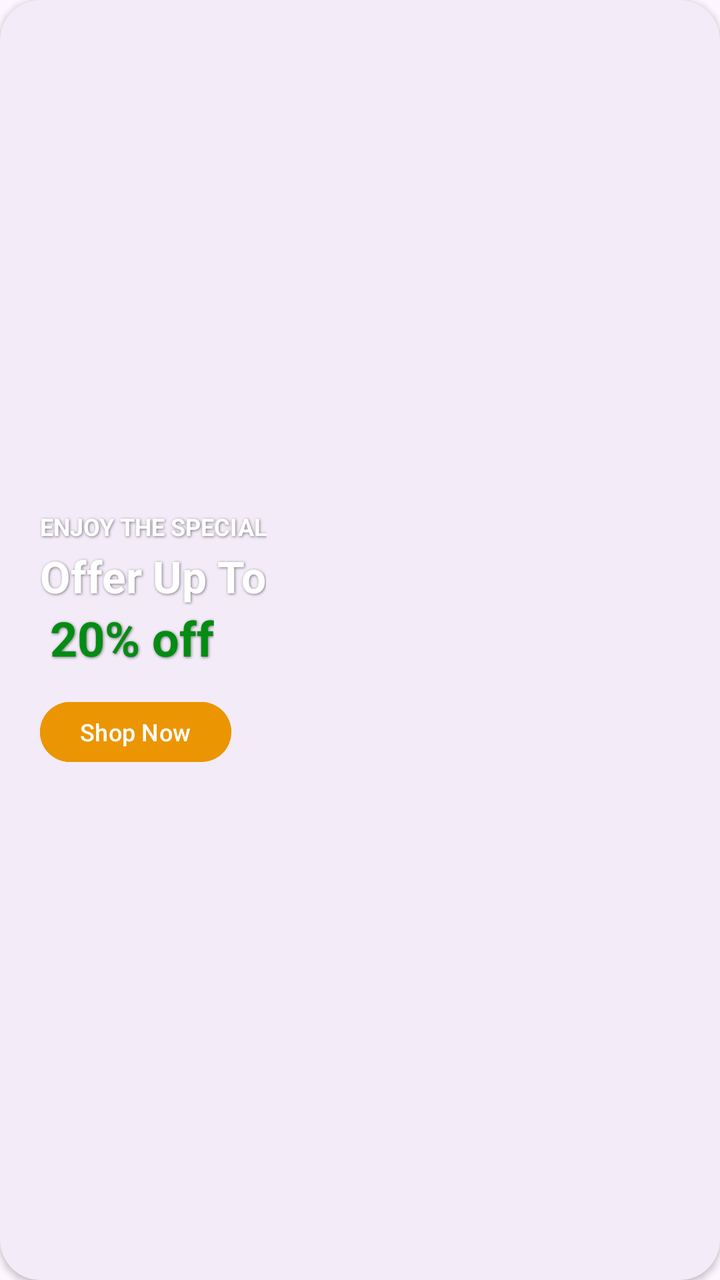
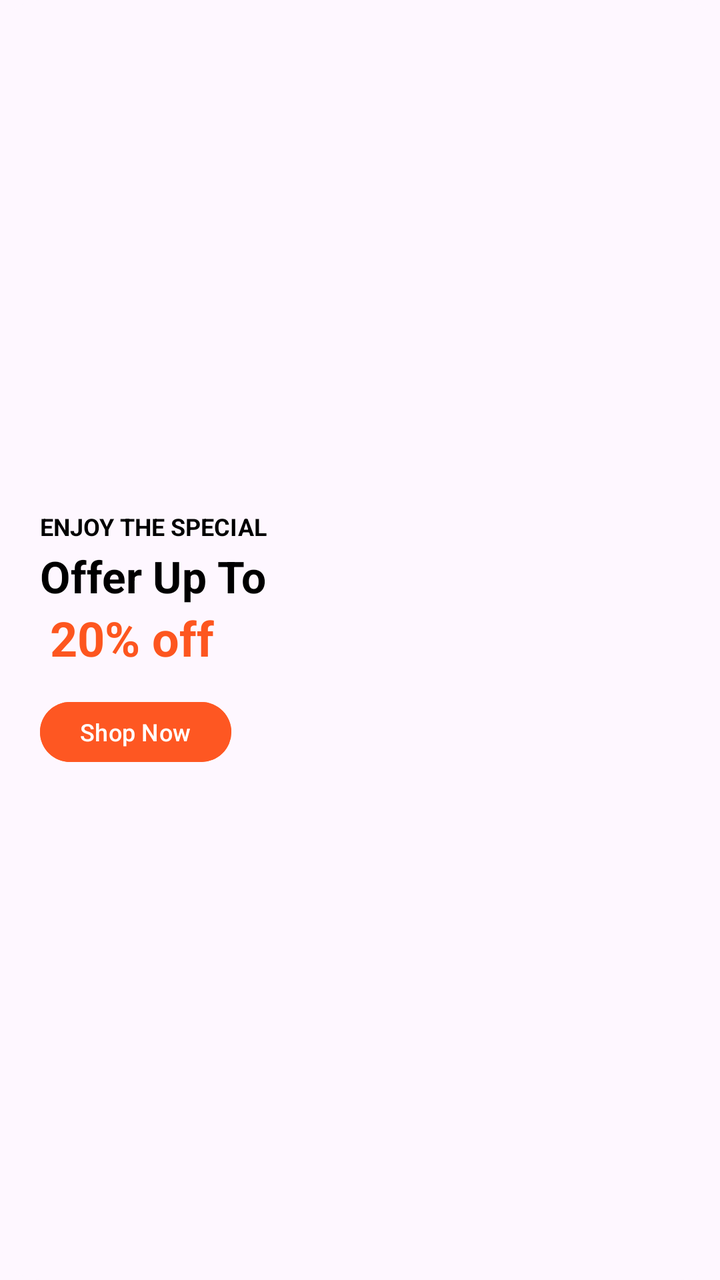

Screens rendered from an Android XML layout before and after an edit, with the pre-edit source and the edit as a unified diff.
<!-- AndroidManifest.xml: application theme Theme.DairyBook -->
<!-- res/layout/item_banner_card.xml -->
<?xml version="1.0" encoding="utf-8"?>
<com.google.android.material.card.MaterialCardView xmlns:android="http://schemas.android.com/apk/res/android"
    xmlns:app="http://schemas.android.com/apk/res-auto"
    android:layout_width="match_parent"
    android:layout_height="match_parent"
    android:layout_marginHorizontal="16dp"
    app:cardCornerRadius="20dp"
    app:cardElevation="2dp"
    app:strokeWidth="0dp">

    <RelativeLayout
        android:layout_width="match_parent"
        android:layout_height="match_parent">

        
        <ImageView
            android:id="@+id/ivBannerImage"
            android:layout_width="match_parent"
            android:layout_height="match_parent"
            android:scaleType="centerCrop" />

        
        <View
            android:layout_width="match_parent"
            android:layout_height="match_parent"
            android:background="#00000000" />

        
        <LinearLayout
            android:layout_width="wrap_content"
            android:layout_height="wrap_content"
            android:layout_alignParentStart="true"
            android:layout_centerVertical="true"
            android:layout_marginStart="20dp"
            android:orientation="vertical">

            <TextView
                android:id="@+id/tvBannerSubtext"
                android:layout_width="wrap_content"
                android:layout_height="wrap_content"
                android:shadowColor="#80000000"
                android:shadowDx="1"
                android:shadowDy="1"
                android:shadowRadius="3"
                android:text="ENJOY THE SPECIAL"
                android:textColor="#FFFFFF"
                android:textSize="12sp"
                android:textStyle="bold" />

            <TextView
                android:id="@+id/tvBannerTitle"
                android:layout_width="wrap_content"
                android:layout_height="wrap_content"
                android:layout_marginTop="2dp"
                android:shadowColor="#80000000"
                android:shadowDx="1"
                android:shadowDy="1"
                android:shadowRadius="3"
                android:text="Offer Up To"
                android:textColor="#FFFFFF"
                android:textSize="22sp"
                android:textStyle="bold" />

            <TextView
                android:id="@+id/tvBannerDiscount"
                android:layout_width="wrap_content"
                android:layout_height="wrap_content"
                android:layout_marginStart="5dp"
                android:shadowColor="#80000000"
                android:shadowDx="1"
                android:shadowDy="1"
                android:shadowRadius="3"
                android:text="20% off"
                android:textColor="#038c13"
                android:textSize="24sp"
                android:textStyle="bold" />

            <com.google.android.material.button.MaterialButton
                android:id="@+id/btnBannerShop"
                android:layout_width="wrap_content"
                android:layout_height="38dp"
                android:layout_marginTop="12dp"
                android:backgroundTint="#eb9502"
                android:paddingHorizontal="20dp"
                android:text="Shop Now"
                android:textAllCaps="false"
                android:textColor="#FFFFFF"
                android:textSize="12sp"
                app:cornerRadius="19dp" />
        </LinearLayout>

    </RelativeLayout>
</com.google.android.material.card.MaterialCardView>
<!-- resources referenced by this layout -->
<resources>
  <style name="Theme.DairyBook" parent="Base.Theme.DairyBook" />
  <style name="Base.Theme.DairyBook" parent="Theme.Material3.DayNight.NoActionBar">
          
          
      </style>
</resources>

<!-- the commit's change to res/layout/item_banner_card.xml (unified diff, before → after) -->
@@ -5,7 +5,7 @@
     android:layout_height="match_parent"
     android:layout_marginHorizontal="16dp"
     app:cardCornerRadius="20dp"
-    app:cardElevation="2dp"
+    app:cardElevation="0dp"
     app:strokeWidth="0dp">
 
     <RelativeLayout
@@ -38,12 +38,12 @@
                 android:id="@+id/tvBannerSubtext"
                 android:layout_width="wrap_content"
                 android:layout_height="wrap_content"
-                android:shadowColor="#80000000"
-                android:shadowDx="1"
-                android:shadowDy="1"
-                android:shadowRadius="3"
+                android:shadowColor="#00000000"
+                android:shadowDx="0"
+                android:shadowDy="0"
+                android:shadowRadius="0"
                 android:text="ENJOY THE SPECIAL"
-                android:textColor="#FFFFFF"
+                android:textColor="#000000"
                 android:textSize="12sp"
                 android:textStyle="bold" />
 
@@ -52,12 +52,12 @@
                 android:layout_width="wrap_content"
                 android:layout_height="wrap_content"
                 android:layout_marginTop="2dp"
-                android:shadowColor="#80000000"
-                android:shadowDx="1"
-                android:shadowDy="1"
-                android:shadowRadius="3"
+                android:shadowColor="#00000000"
+                android:shadowDx="0"
+                android:shadowDy="0"
+                android:shadowRadius="0"
                 android:text="Offer Up To"
-                android:textColor="#FFFFFF"
+                android:textColor="#000000"
                 android:textSize="22sp"
                 android:textStyle="bold" />
 
@@ -66,12 +66,12 @@
                 android:layout_width="wrap_content"
                 android:layout_height="wrap_content"
                 android:layout_marginStart="5dp"
-                android:shadowColor="#80000000"
-                android:shadowDx="1"
-                android:shadowDy="1"
-                android:shadowRadius="3"
+                android:shadowColor="#00000000"
+                android:shadowDx="0"
+                android:shadowDy="0"
+                android:shadowRadius="0"
                 android:text="20% off"
-                android:textColor="#038c13"
+                android:textColor="#FD561F"
                 android:textSize="24sp"
                 android:textStyle="bold" />
 
@@ -80,7 +80,7 @@
                 android:layout_width="wrap_content"
                 android:layout_height="38dp"
                 android:layout_marginTop="12dp"
-                android:backgroundTint="#eb9502"
+                android:backgroundTint="#FE5722"
                 android:paddingHorizontal="20dp"
                 android:text="Shop Now"
                 android:textAllCaps="false"
